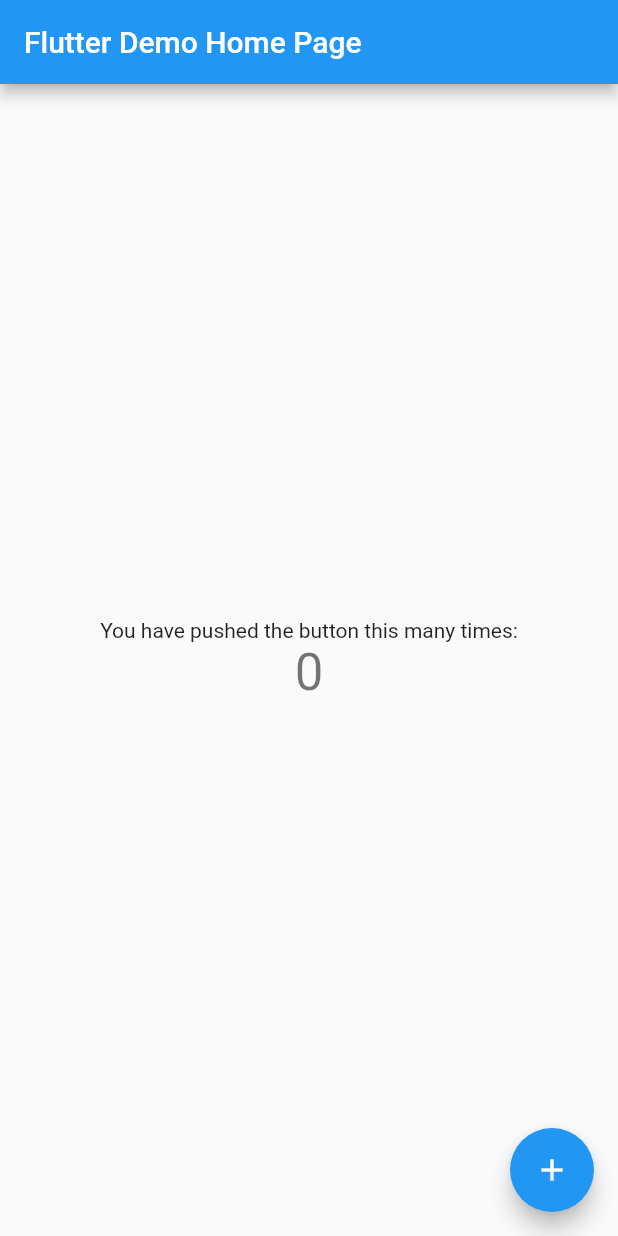
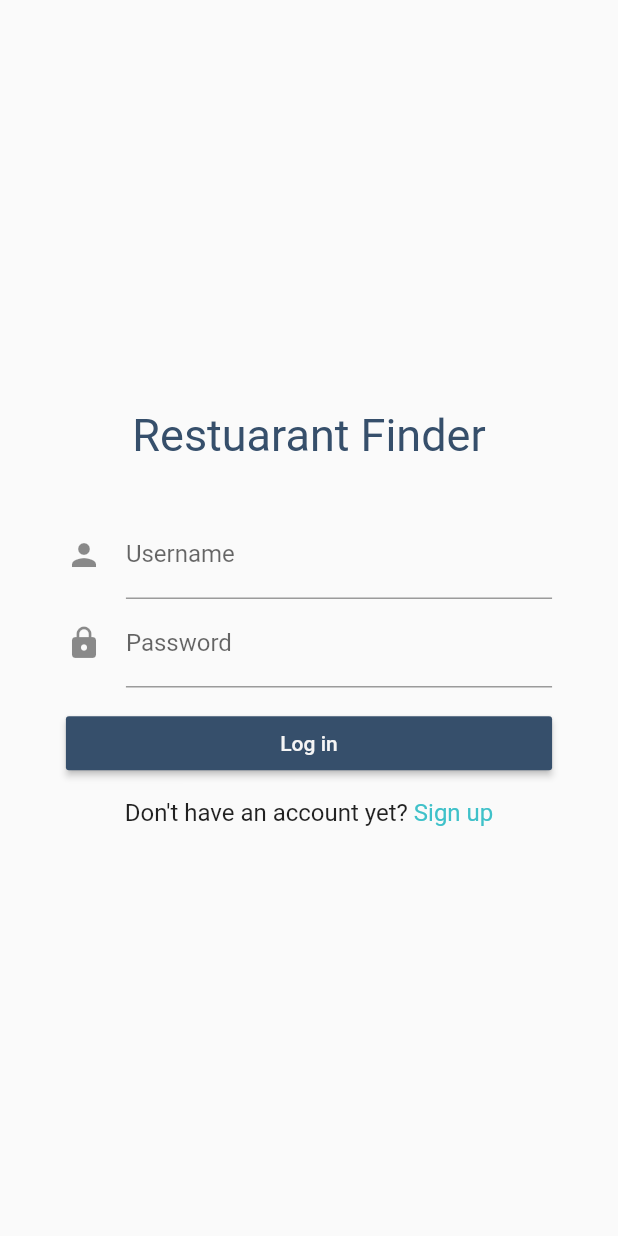
Before and after one commit to ShikangJin/Resturant-Searching-App, a Flutter app: the screen it shows after launch, on a phone screen of 412 x 824 dp. Run offline on Flutter 3.47's test engine with Material 2 defaults, Android fonts, the phone set to English and light mode, and no system bars.

Commit message:
:sparkles: (login) login page layout

```diff
--- a/lib/main.dart
+++ b/lib/main.dart
@@ -1,113 +1,29 @@
+import 'package:cmpe277_project/pages/login.dart';
+import 'package:cmpe277_project/providers/auth_provider.dart';
+import 'package:cmpe277_project/providers/theme_provider.dart';
 import 'package:flutter/material.dart';
+import 'package:provider/provider.dart';
 
 void main() {
   runApp(MyApp());
 }
 
 class MyApp extends StatelessWidget {
-  // This widget is the root of your application.
+  const MyApp({Key key}) : super(key: key);
+
   @override
   Widget build(BuildContext context) {
     return MaterialApp(
-      title: 'Flutter Demo',
-      theme: ThemeData(
-        // This is the theme of your application.
-        //
-        // Try running your application with "flutter run". You'll see the
-        // application has a blue toolbar. Then, without quitting the app, try
-        // changing the primarySwatch below to Colors.green and then invoke
-        // "hot reload" (press "r" in the console where you ran "flutter run",
-        // or simply save your changes to "hot reload" in a Flutter IDE).
-        // Notice that the counter didn't reset back to zero; the application
-        // is not restarted.
-        primarySwatch: Colors.blue,
-      ),
-      home: MyHomePage(title: 'Flutter Demo Home Page'),
-    );
+        title: 'Flutter Demo',
+        theme: ThemeData(
+          primarySwatch: Colors.grey,
+        ),
+        home: MultiProvider(
+          providers: [
+            ChangeNotifierProvider(create: (_) => AuthProvider()),
+            ChangeNotifierProvider(create: (_) => ThemeProvider())
+          ],
+          child: Login(),
+        ));
   }
 }
-
-class MyHomePage extends StatefulWidget {
-  MyHomePage({Key key, this.title}) : super(key: key);
-
-  // This widget is the home page of your application. It is stateful, meaning
-  // that it has a State object (defined below) that contains fields that affect
-  // how it looks.
-
-  // This class is the configuration for the state. It holds the values (in this
-  // case the title) provided by the parent (in this case the App widget) and
-  // used by the build method of the State. Fields in a Widget subclass are
-  // always marked "final".
-
-  final String title;
-
-  @override
-  _MyHomePageState createState() => _MyHomePageState();
-}
-
-class _MyHomePageState extends State<MyHomePage> {
-  int _counter = 0;
-
-  void _incrementCounter() {
-    setState(() {
-      // This call to setState tells the Flutter framework that something has
-      // changed in this State, which causes it to rerun the build method below
-      // so that the display can reflect the updated values. If we changed
-      // _counter without calling setState(), then the build method would not be
-      // called again, and so nothing would appear to happen.
-      _counter++;
-    });
-  }
-
-  @override
-  Widget build(BuildContext context) {
-    // This method is rerun every time setState is called, for instance as done
-    // by the _incrementCounter method above.
-    //
-    // The Flutter framework has been optimized to make rerunning build methods
-    // fast, so that you can just rebuild anything that needs updating rather
-    // than having to individually change instances of widgets.
-    return Scaffold(
-      appBar: AppBar(
-        // Here we take the value from the MyHomePage object that was created by
-        // the App.build method, and use it to set our appbar title.
-        title: Text(widget.title),
-      ),
-      body: Center(
-        // Center is a layout widget. It takes a single child and positions it
-        // in the middle of the parent.
-        child: Column(
-          // Column is also a layout widget. It takes a list of children and
-          // arranges them vertically. By default, it sizes itself to fit its
-          // children horizontally, and tries to be as tall as its parent.
-          //
-          // Invoke "debug painting" (press "p" in the console, choose the
-          // "Toggle Debug Paint" action from the Flutter Inspector in Android
-          // Studio, or the "Toggle Debug Paint" command in Visual Studio Code)
-          // to see the wireframe for each widget.
-          //
-          // Column has various properties to control how it sizes itself and
-          // how it positions its children. Here we use mainAxisAlignment to
-          // center the children vertically; the main axis here is the vertical
-          // axis because Columns are vertical (the cross axis would be
-          // horizontal).
-          mainAxisAlignment: MainAxisAlignment.center,
-          children: <Widget>[
-            Text(
-              'You have pushed the button this many times:',
-            ),
-            Text(
-              '$_counter',
-              style: Theme.of(context).textTheme.headline4,
-            ),
-          ],
-        ),
-      ),
-      floatingActionButton: FloatingActionButton(
-        onPressed: _incrementCounter,
-        tooltip: 'Increment',
-        child: Icon(Icons.add),
-      ), // This trailing comma makes auto-formatting nicer for build methods.
-    );
-  }
-}
--- /dev/null
+++ b/lib/pages/login.dart
@@ -0,0 +1,130 @@
+import 'package:cmpe277_project/providers/theme_provider.dart';
+import 'package:flutter/material.dart';
+import 'package:provider/provider.dart';
+
+class Login extends StatefulWidget {
+  Login({Key key}) : super(key: key);
+
+  @override
+  _LoginState createState() => _LoginState();
+}
+
+class _LoginState extends State<Login> {
+  final _formKey = GlobalKey<FormState>();
+
+  @override
+  Widget build(BuildContext context) {
+    double rpx = MediaQuery.of(context).size.width / 750;
+    double hrpx = MediaQuery.of(context).size.height / 750;
+    final theme = Provider.of<ThemeProvider>(context);
+    return GestureDetector(
+        onTap: () {
+          FocusScopeNode currentFocus = FocusScope.of(context);
+          if (!currentFocus.hasPrimaryFocus) {
+            currentFocus.unfocus();
+          }
+        },
+        child: Scaffold(
+          body: Column(
+            mainAxisAlignment: MainAxisAlignment.center,
+            children: <Widget>[
+              Container(
+                margin: EdgeInsets.only(bottom: 30 * hrpx),
+                child: Row(
+                  mainAxisAlignment: MainAxisAlignment.center,
+                  children: <Widget>[
+                    Text(
+                      "Restuarant Finder",
+                      style: TextStyle(
+                          fontSize: 30, color: Color(theme.primaryColor)),
+                    )
+                  ],
+                ),
+              ),
+              Form(
+                key: _formKey,
+                child: Container(
+                  padding: EdgeInsets.symmetric(horizontal: 80 * rpx),
+                  child: Column(
+                    crossAxisAlignment: CrossAxisAlignment.start,
+                    children: <Widget>[
+                      TextFormField(
+                        decoration: const InputDecoration(
+                          icon: Icon(Icons.person),
+                          labelText: 'Username',
+                        ),
+                        onSaved: (String value) {
+                          // This optional block of code can be used to run
+                          // code when the user saves the form.
+                        },
+                        validator: (value) {
+                          // if (value.isEmpty) {
+                          //   return 'Username';
+                          // }
+                          // return null;
+                        },
+                      ),
+                      TextFormField(
+                        decoration: const InputDecoration(
+                          icon: Icon(Icons.lock),
+                          labelText: 'Password',
+                        ),
+                        onSaved: (String value) {
+                          // This optional block of code can be used to run
+                          // code when the user saves the form.
+                        },
+                        validator: (value) {
+                          // if (value.isEmpty) {
+                          //   return 'Username';
+                          // }
+                          // return null;
+                        },
+                      ),
+                      Container(
+                          margin: EdgeInsets.only(top: 12 * hrpx),
+                          child: MaterialButton(
+                            minWidth:
+                                double.maxFinite, // set minWidth to maxFinite
+                            color: Color(theme.primaryColor),
+                            onPressed: () {
+                              // Validate returns true if the form is valid, or false
+                              // otherwise.
+                              if (_formKey.currentState.validate()) {
+                                // If the form is valid, display a Snackbar.
+                                // Scaffold.of(context).showSnackBar(
+                                //     SnackBar(content: Text('Processing Data')));
+                                print("login");
+                              }
+                            },
+                            child: Text("Log in",
+                                style:
+                                    TextStyle(color: Color(theme.thirdColor))),
+                          )),
+                      Container(
+                        margin: EdgeInsets.only(top: 12 * hrpx),
+                        child: Row(
+                          mainAxisAlignment: MainAxisAlignment.center,
+                          children: <Widget>[
+                            Text('Don\'t have an account yet?',
+                                style: TextStyle(fontSize: 16)),
+                            GestureDetector(
+                              onTap: () {
+                                print('sign up page');
+                              },
+                              child: Text(' Sign up',
+                                  style: TextStyle(
+                                      color: Color(theme.secondColor),
+                                      fontSize: 16)),
+                            )
+                          ],
+                        ),
+                      )
+                    ],
+                  ),
+                ),
+              )
+            ],
+          ),
+        ));
+  }
+}
--- /dev/null
+++ b/lib/providers/auth_provider.dart
@@ -0,0 +1,9 @@
+import 'package:flutter/material.dart';
+
+class AuthProvider with ChangeNotifier {
+  String token;
+
+  AuthProvider() {
+    token = '';
+  }
+}
--- /dev/null
+++ b/lib/providers/theme_provider.dart
@@ -0,0 +1,17 @@
+import 'package:flutter/material.dart';
+
+class ThemeProvider with ChangeNotifier {
+  final defualtScheme = [0xFF364f6b, 0xFF3fc1c9, 0xFFf5f5f5, 0xFFfc5185];
+
+  int primaryColor;
+  int secondColor;
+  int thirdColor;
+  int fourthColor;
+
+  ThemeProvider() {
+    primaryColor = defualtScheme[0];
+    secondColor = defualtScheme[1];
+    thirdColor = defualtScheme[2];
+    fourthColor = defualtScheme[3];
+  }
+}
--- a/pubspec.yaml
+++ b/pubspec.yaml
@@ -19,6 +19,7 @@ environment:
 dependencies:
   flutter:
     sdk: flutter
+  provider: ^4.0.4
 
 
   # The following adds the Cupertino Icons font to your application.
```
Also changed, not shown: pubspec.lock.
